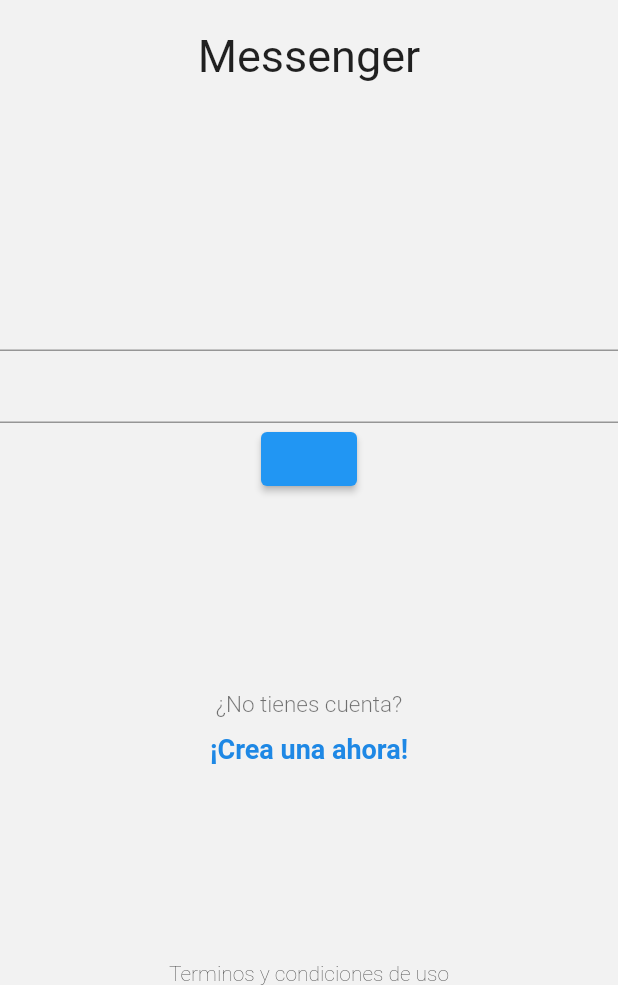
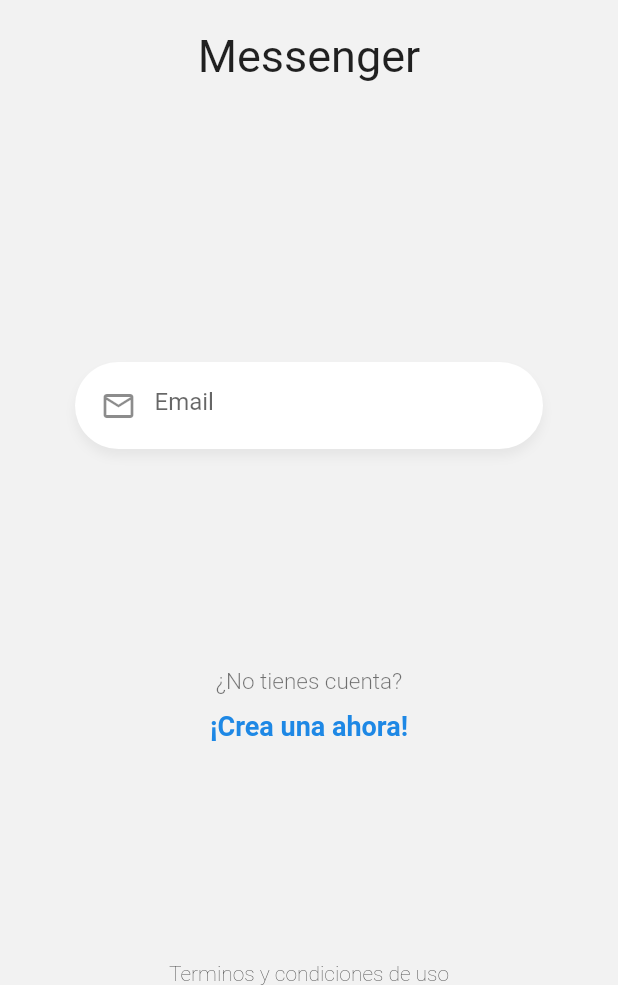
Before and after one commit to charger513/chat, a Flutter app: the screen it shows after launch, on a phone screen of 412 x 824 dp, the part 251-1236 px from its top. Run offline on Flutter 3.47's test engine with Material 2 defaults, Android fonts, the phone set to English and light mode, and no system bars.

Commit message:
CustomInputField

```diff
--- a/lib/pages/login_page.dart
+++ b/lib/pages/login_page.dart
@@ -1,6 +1,7 @@
 import 'package:flutter/foundation.dart';
+import 'package:flutter/material.dart';
 
-import 'package:flutter/material.dart';
+import '../widgets/custom_input.dart';
 
 class LoginPage extends StatelessWidget {
   @override
@@ -62,11 +63,15 @@ class __FormState extends State<_Form> {
   @override
   Widget build(BuildContext context) {
     return Container(
+      margin: const EdgeInsets.only(
+        top: 40,
+      ),
+      padding: const EdgeInsets.symmetric(horizontal: 50),
       child: Column(
         children: [
-          TextField(),
-          TextField(),
-          ElevatedButton(onPressed: () {}, child: null)
+          CustomInput(),
+          // TextField(),
+          // ElevatedButton(onPressed: () {}, child: null)
         ],
       ),
     );
--- /dev/null
+++ b/lib/widgets/custom_input.dart
@@ -0,0 +1,36 @@
+import 'package:flutter/material.dart';
+
+class CustomInput extends StatelessWidget {
+  const CustomInput({
+    Key? key,
+  }) : super(key: key);
+
+  @override
+  Widget build(BuildContext context) {
+    return Container(
+      padding: const EdgeInsets.only(top: 5, right: 20, bottom: 5, left: 5),
+      decoration: BoxDecoration(
+        color: Colors.white,
+        borderRadius: BorderRadius.circular(30),
+        boxShadow: [
+          BoxShadow(
+            color: Colors.black.withOpacity(0.05),
+            offset: Offset(0, 5),
+            blurRadius: 5,
+          )
+        ],
+      ),
+      child: TextField(
+        autocorrect: false,
+        keyboardType: TextInputType.emailAddress,
+        // obscureText: true,
+        decoration: InputDecoration(
+          prefixIcon: Icon(Icons.mail_outline),
+          focusedBorder: InputBorder.none,
+          border: InputBorder.none,
+          hintText: 'Email',
+        ),
+      ),
+    );
+  }
+}
```
